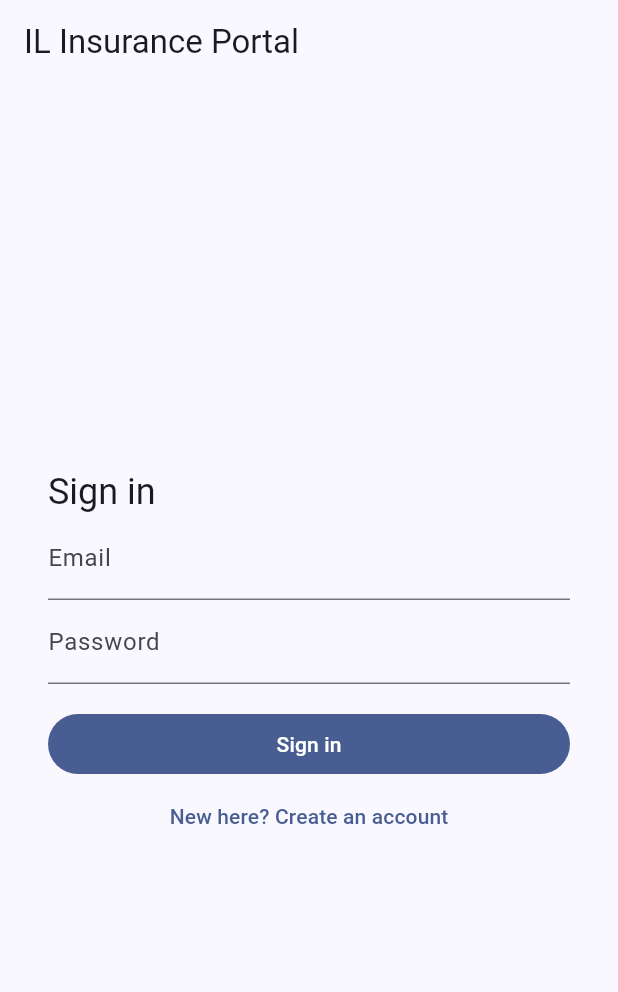
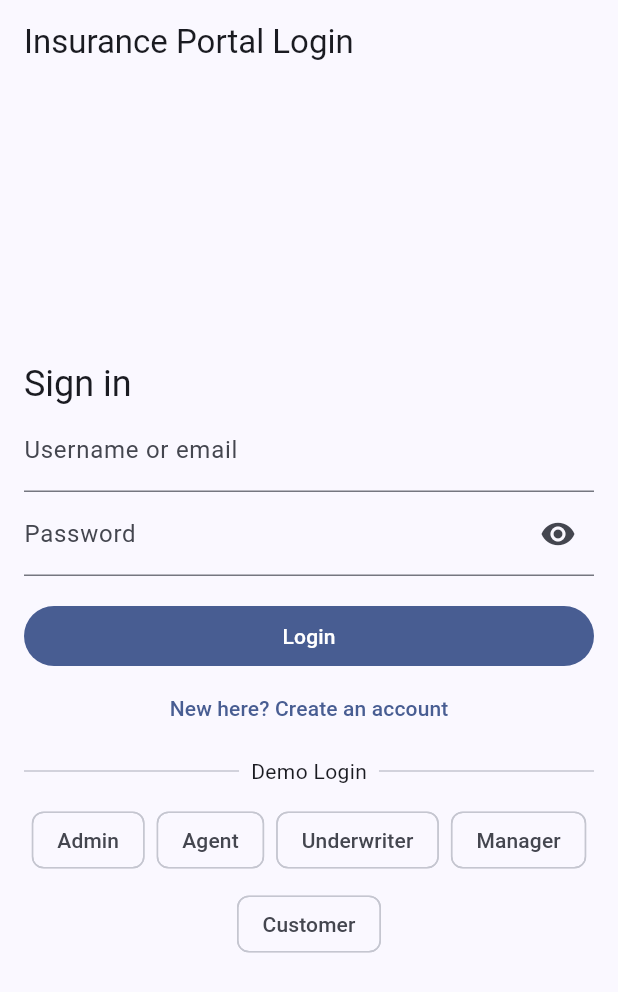
Before and after one commit to imsunilg/ILWEBFlutter, a Flutter app: the screen it shows after launch, on a phone screen of 412 x 824 dp. Shown: the top 992 px of the screen. Run offline on Flutter 3.47's test engine with Material 3 defaults, Android fonts, the phone set to English and light mode, and no system bars; our stand-ins replace shared_preferences.

Commit message:
feat(flutter): add role-based dashboard, permission menu and environment-gated demo login
Also: admin has no underwriting menu, run_all.sh parity, README roles section, role verification script.

Co-Authored-By: Claude Sonnet 5.5 <noreply@anthropic.com>

```diff
--- /dev/null
+++ b/lib/config.dart
@@ -0,0 +1,12 @@
+/// Build-time environment, e.g.
+///   flutter run -d chrome                                  (development: demo login on)
+///   flutter build web --dart-define=APP_ENV=qa --dart-define=ENABLE_DEMO_LOGIN=true
+///   flutter build web --dart-define=APP_ENV=production     (demo login can never be enabled)
+const appEnv = String.fromEnvironment('APP_ENV', defaultValue: 'development');
+
+const apiUrl = String.fromEnvironment('API_URL', defaultValue: 'http://localhost:5080');
+const angularUrl = String.fromEnvironment('ANGULAR_URL', defaultValue: 'http://localhost:4200');
+
+/// Development: on by default. QA/UAT: opt in with ENABLE_DEMO_LOGIN=true. Production: always off.
+const enableDemoLogin = appEnv != 'production' &&
+    bool.fromEnvironment('ENABLE_DEMO_LOGIN', defaultValue: appEnv == 'development');
--- /dev/null
+++ b/lib/demo_users.dart
@@ -0,0 +1,18 @@
+/// Demo/development credentials. Only referenced when `enableDemoLogin` is true (never in production builds).
+class DemoUser {
+  const DemoUser({required this.role, required this.username, required this.password});
+
+  final String role;
+  final String username;
+  final String password;
+
+  String get label => role[0] + role.substring(1).toLowerCase();
+}
+
+const demoUsers = [
+  DemoUser(role: 'ADMIN', username: 'admin', password: 'Admin@123'),
+  DemoUser(role: 'AGENT', username: 'agent', password: 'Agent@123'),
+  DemoUser(role: 'UNDERWRITER', username: 'underwriter', password: 'Underwriter@123'),
+  DemoUser(role: 'MANAGER', username: 'manager', password: 'Manager@123'),
+  DemoUser(role: 'CUSTOMER', username: 'customer', password: 'Customer@123'),
+];
--- a/lib/screens/login_screen.dart
+++ b/lib/screens/login_screen.dart
@@ -2,6 +2,8 @@ import 'package:flutter/material.dart';
 import 'package:provider/provider.dart';
 
 import '../api.dart';
+import '../config.dart';
+import '../demo_users.dart';
 
 class LoginScreen extends StatefulWidget {
   const LoginScreen({super.key});
@@ -12,19 +14,31 @@ class LoginScreen extends StatefulWidget {
 
 class _LoginScreenState extends State<LoginScreen> {
   final _form = GlobalKey<FormState>();
-  final _email = TextEditingController();
+  final _username = TextEditingController();
   final _password = TextEditingController();
   final _name = TextEditingController();
   bool _registering = false;
   bool _busy = false;
+  bool _showPassword = false;
   String? _error;
+  String? _demoRole;
 
   @override
   void dispose() {
-    _email.dispose();
+    _username.dispose();
     _password.dispose();
     _name.dispose();
     super.dispose();
+  }
+
+  void _pickDemo(DemoUser u) {
+    setState(() {
+      _registering = false;
+      _demoRole = u.role;
+      _username.text = u.username;
+      _password.text = u.password;
+      _error = null;
+    });
   }
 
   Future<void> _submit() async {
@@ -36,9 +50,9 @@ class _LoginScreenState extends State<LoginScreen> {
     });
     try {
       if (_registering) {
-        await api.register(_email.text.trim(), _password.text, _name.text.trim());
+        await api.register(_username.text.trim(), _password.text, _name.text.trim());
       } else {
-        await api.login(_email.text.trim(), _password.text);
+        await api.login(_username.text.trim(), _password.text);
       }
     } on ApiException catch (e) {
       setState(() => _error = e.message);
@@ -51,16 +65,18 @@ class _LoginScreenState extends State<LoginScreen> {
 
   @override
   Widget build(BuildContext context) {
+    final scheme = Theme.of(context).colorScheme;
     return Scaffold(
-      appBar: AppBar(title: const Text('IL Insurance Portal')),
+      appBar: AppBar(title: const Text('Insurance Portal Login')),
       body: Center(
+        child: SingleChildScrollView(
           child: ConstrainedBox(
-          constraints: const BoxConstraints(maxWidth: 380),
+            constraints: const BoxConstraints(maxWidth: 420),
             child: Padding(
               padding: const EdgeInsets.all(16),
               child: Form(
                 key: _form,
-              child: Column(mainAxisSize: MainAxisSize.min, crossAxisAlignment: CrossAxisAlignment.stretch, children: [
+                child: Column(crossAxisAlignment: CrossAxisAlignment.stretch, children: [
                   Text(_registering ? 'Create account' : 'Sign in', style: Theme.of(context).textTheme.headlineSmall),
                   if (_registering)
                     TextFormField(
@@ -69,34 +85,71 @@ class _LoginScreenState extends State<LoginScreen> {
                       validator: (v) => (v == null || v.trim().isEmpty) ? 'Required' : null,
                     ),
                   TextFormField(
-                  controller: _email,
-                  decoration: const InputDecoration(labelText: 'Email'),
-                  keyboardType: TextInputType.emailAddress,
-                  validator: (v) => (v == null || !v.contains('@')) ? 'Enter a valid email' : null,
+                    key: const Key('username'),
+                    controller: _username,
+                    decoration: InputDecoration(labelText: _registering ? 'Email' : 'Username or email'),
+                    onChanged: (_) => setState(() => _demoRole = null),
+                    validator: (v) => (v == null || v.trim().isEmpty) ? 'Required' : null,
                   ),
                   TextFormField(
+                    key: const Key('password'),
                     controller: _password,
-                  decoration: const InputDecoration(labelText: 'Password'),
-                  obscureText: true,
-                  validator: (v) => (v == null || v.length < 8) ? 'At least 8 characters' : null,
+                    decoration: InputDecoration(
+                      labelText: 'Password',
+                      suffixIcon: IconButton(
+                        tooltip: _showPassword ? 'Hide password' : 'Show password',
+                        icon: Icon(_showPassword ? Icons.visibility_off : Icons.visibility),
+                        onPressed: () => setState(() => _showPassword = !_showPassword),
+                      ),
+                    ),
+                    obscureText: !_showPassword,
+                    onChanged: (_) => setState(() => _demoRole = null),
+                    validator: (v) => (v == null || v.isEmpty) ? 'Required' : (_registering && v.length < 8 ? 'At least 8 characters' : null),
                     onFieldSubmitted: (_) => _submit(),
                   ),
                   if (_error != null)
                     Padding(
                       padding: const EdgeInsets.only(top: 8),
-                    child: Text(_error!, style: TextStyle(color: Theme.of(context).colorScheme.error)),
+                      child: Text(_error!, style: TextStyle(color: scheme.error)),
                     ),
                   const SizedBox(height: 16),
-                FilledButton(onPressed: _busy ? null : _submit, child: Text(_registering ? 'Register' : 'Sign in')),
+                  FilledButton(onPressed: _busy ? null : _submit, child: Text(_registering ? 'Register' : 'Login')),
                   TextButton(
                     onPressed: () => setState(() => _registering = !_registering),
                     child: Text(_registering ? 'Have an account? Sign in' : 'New here? Create an account'),
                   ),
+                  if (enableDemoLogin) ..._demoSection(context),
                 ]),
+              ),
             ),
           ),
         ),
       ),
     );
   }
+
+  List<Widget> _demoSection(BuildContext context) => [
+        const SizedBox(height: 8),
+        const Row(children: [
+          Expanded(child: Divider()),
+          Padding(padding: EdgeInsets.symmetric(horizontal: 8), child: Text('Demo Login')),
+          Expanded(child: Divider()),
+        ]),
+        const SizedBox(height: 12),
+        Wrap(alignment: WrapAlignment.center, spacing: 8, runSpacing: 8, children: [
+          for (final u in demoUsers)
+            ChoiceChip(
+              key: Key('demo-${u.role}'),
+              label: Text(u.label),
+              selected: _demoRole == u.role,
+              onSelected: (_) => _pickDemo(u),
+            ),
+        ]),
+        if (_demoRole != null)
+          Padding(
+            padding: const EdgeInsets.only(top: 12),
+            child: Text('Demo Account: $_demoRole',
+                textAlign: TextAlign.center, style: Theme.of(context).textTheme.titleSmall),
+          ),
+      ];
 }
```
Also changed, not shown: lib/api.dart (+41 -18 lines), lib/menu.dart (added, +38 -0 lines), lib/screens/dashboard_screen.dart (+94 -28 lines), lib/screens/data_list_screen.dart (added, +46 -0 lines), lib/screens/quote_screen.dart (line endings or trailing spaces), 1 other file. Lines whose indentation alone changed are shown as unchanged.
